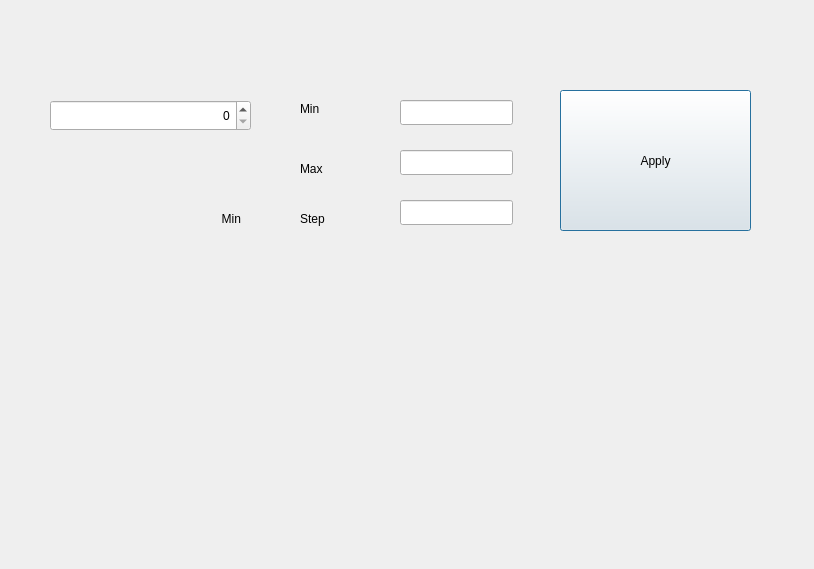
beanwork/dev_ws3, file study/PyQt/spinbox/spinbox.ui: the form before one commit.
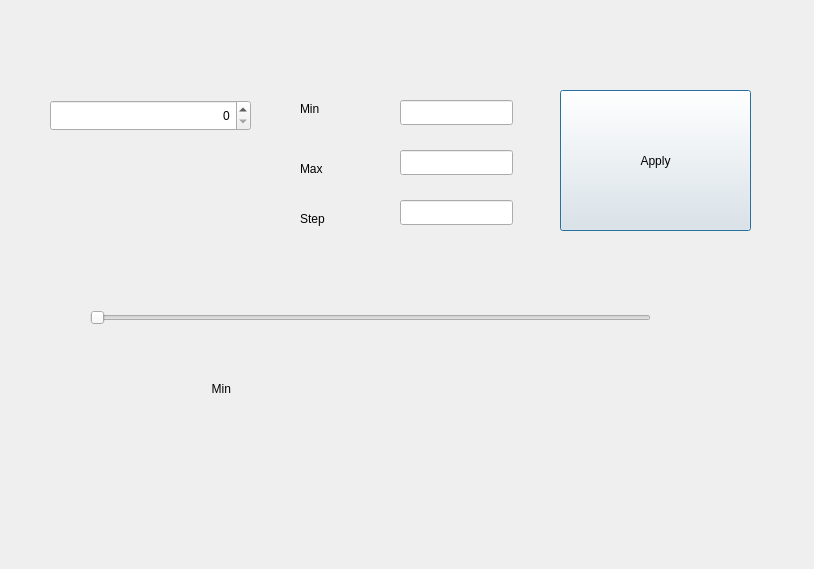
The form after the commit.

```diff
--- a/study/PyQt/spinbox/spinbox.ui
+++ b/study/PyQt/spinbox/spinbox.ui
@@ -129,8 +129,8 @@
   <widget class="QLabel" name="label_4">
    <property name="geometry">
     <rect>
-     <x>50</x>
-     <y>210</y>
+     <x>40</x>
+     <y>380</y>
      <width>191</width>
      <height>17</height>
     </rect>
@@ -142,6 +142,19 @@
     <set>Qt::AlignRight|Qt::AlignTrailing|Qt::AlignVCenter</set>
    </property>
   </widget>
+  <widget class="QSlider" name="horizontalSlider">
+   <property name="geometry">
+    <rect>
+     <x>90</x>
+     <y>310</y>
+     <width>561</width>
+     <height>16</height>
+    </rect>
+   </property>
+   <property name="orientation">
+    <enum>Qt::Horizontal</enum>
+   </property>
+  </widget>
  </widget>
  <resources/>
  <connections/>
```
